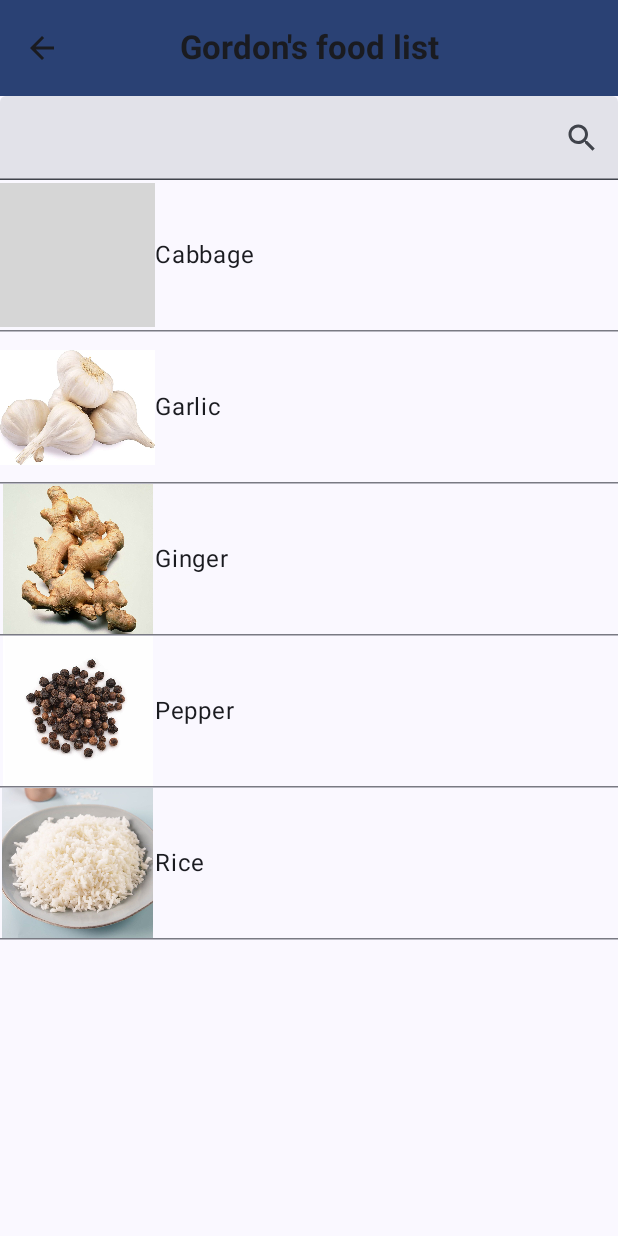
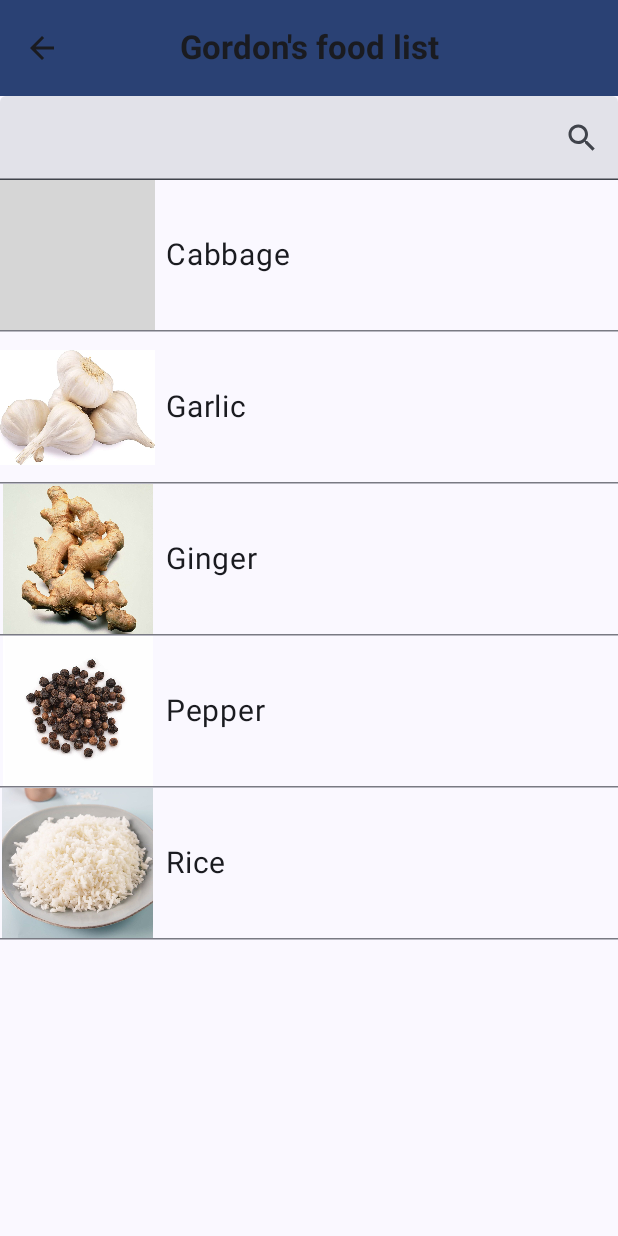
Before and after one commit to ArnaudDuhamel/recipee_app, an Android app built with Jetpack Compose: the ListScreen screen opened through its navigation route, on a phone screen of 412 x 824 dp. Run offline under Robolectric (Android 15) with nearby library versions, the phone set to English and light mode, and no system bars; grey boxes are pictures that could not be loaded.

Commit message:
add: create a function for drawing list elements

```diff
--- a/app/src/main/java/com/example/recipee_app/screens/ListScreen.kt
+++ b/app/src/main/java/com/example/recipee_app/screens/ListScreen.kt
@@ -6,9 +6,12 @@ import androidx.compose.foundation.background
 import androidx.compose.foundation.layout.Arrangement
 import androidx.compose.foundation.layout.Column
 import androidx.compose.foundation.layout.Row
+import androidx.compose.foundation.layout.Spacer
+import androidx.compose.foundation.layout.fillMaxHeight
 import androidx.compose.foundation.layout.fillMaxWidth
 import androidx.compose.foundation.layout.height
 import androidx.compose.foundation.layout.padding
+import androidx.compose.foundation.layout.width
 import androidx.compose.foundation.lazy.LazyColumn
 import androidx.compose.foundation.lazy.itemsIndexed
 import androidx.compose.foundation.selection.toggleable
@@ -53,6 +56,7 @@ import androidx.compose.ui.text.input.KeyboardType
 import androidx.compose.ui.text.input.TextFieldValue
 import androidx.compose.ui.text.style.TextAlign
 import androidx.compose.ui.unit.TextUnit
+import androidx.compose.ui.unit.sp
 
 @OptIn(ExperimentalMaterial3Api::class)
 @Composable
@@ -79,7 +83,10 @@ fun ListScreen(navController: NavController, model: AppClass) {
                 ),
                 navigationIcon = {
                     IconButton(
-                        onClick = { print("hello") }) {
+                        onClick = {
+                            focusManager.clearFocus();
+                            navController.popBackStack();
+                        }) {
                         Icon(
                             imageVector = Icons.AutoMirrored.Filled.ArrowBack,
                             contentDescription = "Localized description"
@@ -130,10 +137,20 @@ fun ListScreen(navController: NavController, model: AppClass) {
             LazyColumn(
                 horizontalAlignment = Alignment.Start
             ) {
-
                 // here the notesList is changed into a list because the itemsIndexed
                 // function takes a list
                 itemsIndexed(model.getRecipesList()) { _, pair ->
+
+                    drawListElement(pair)
+
+                }
+            }
+        }
+    }
+}
+
+@Composable
+fun drawListElement(pair: Pair<Int,String>) {
     Row(
         modifier = Modifier
             .height(100.dp),
@@ -143,12 +160,18 @@ fun ListScreen(navController: NavController, model: AppClass) {
         Image(
             painter = painterResource(id = pair.first),
             contentDescription = pair.second + " picture",
-                            modifier = Modifier.fillMaxWidth(0.25f)
+            modifier = Modifier
+                .fillMaxWidth(0.25f)
+                .fillMaxHeight(1.0f)
         )
+
+        Spacer(modifier = Modifier.width(7.5.dp))
+
         // The checkbox. Great care was take to look as much as possible
         // as the presented sketch
         Text(
-                            text = pair.second
+            text = pair.second,
+            fontSize = 20.sp
         )
     }
 
@@ -156,7 +179,3 @@ fun ListScreen(navController: NavController, model: AppClass) {
         thickness = 1.dp
     )
 }
-            }
-        }
-    }
-}
```
Lines whose indentation alone changed are shown as unchanged.
